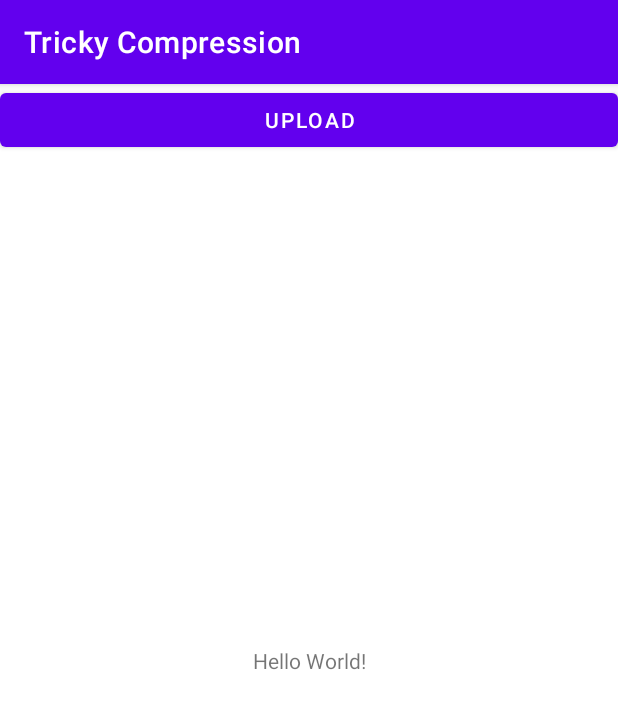
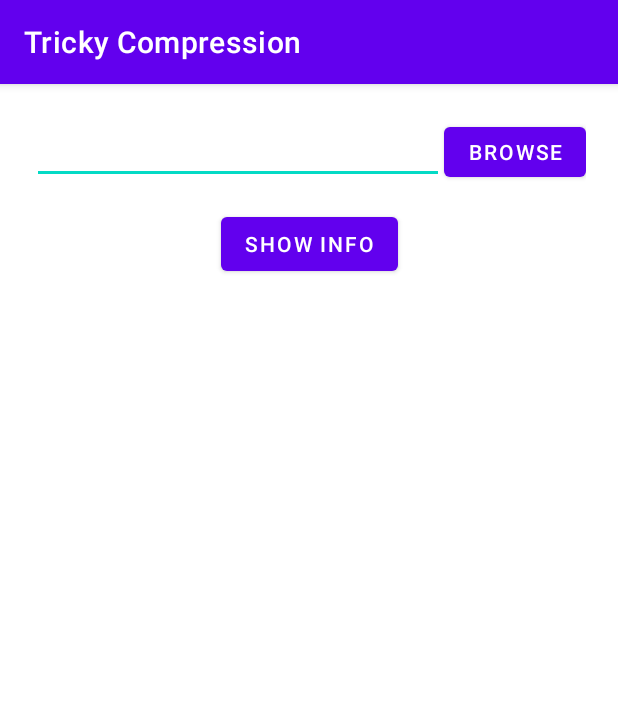
Before and after one commit to Tricky-Compression/Frontend, an Android app: the screen it shows after launch (MainActivity), on a phone screen of 412 x 824 dp. Shown: the top 709 px of the screen. Run offline under Robolectric (Android 15) with nearby library versions, the phone set to English and light mode, and no system bars.

Commit message:
File Chooser

```diff
--- a/app/build.gradle
+++ b/app/build.gradle
@@ -33,6 +33,8 @@ dependencies {
     implementation 'com.google.android.material:material:1.5.0'
     implementation 'androidx.constraintlayout:constraintlayout:2.1.3'
     implementation 'com.google.ar.sceneform:filament-android:1.17.1'
+    implementation project(path: ':FIleChooser')
+    implementation 'androidx.legacy:legacy-support-v4:1.0.0'
     testImplementation 'junit:junit:4.13.2'
     androidTestImplementation 'androidx.test.ext:junit:1.1.3'
     androidTestImplementation 'androidx.test.espresso:espresso-core:3.4.0'
--- a/app/src/main/AndroidManifest.xml
+++ b/app/src/main/AndroidManifest.xml
@@ -21,10 +21,6 @@
             </intent-filter>
         </activity>
 
-        <activity android:name=".MyAwesomeActivity">
-
-        </activity>
-
 
     </application>
 
--- a/app/src/main/java/ru/tricky_compression/MainActivity.java
+++ b/app/src/main/java/ru/tricky_compression/MainActivity.java
@@ -1,23 +1,38 @@
 package ru.tricky_compression;
 
 import androidx.appcompat.app.AppCompatActivity;
+import androidx.fragment.app.FragmentManager;
 
-import android.content.Intent;
 import android.os.Bundle;
-import android.util.Log;
+import android.view.View;
 import android.widget.Button;
+import android.widget.Toast;
 
 public class MainActivity extends AppCompatActivity {
+
+    private FileChooserFragment fragment;
+    private Button buttonShowInfo;
 
     @Override
     protected void onCreate(Bundle savedInstanceState) {
         super.onCreate(savedInstanceState);
-        setContentView(R.layout.activity_main);
+        setContentView(R.layout.main_screen);
 
-        Button uploadButton = findViewById(R.id.btn_upload);
-        uploadButton.setOnClickListener(view -> {
-            Intent intent = new Intent(this, MyAwesomeActivity.class);
-            startActivity(intent);
+        FragmentManager fragmentManager = this.getSupportFragmentManager();
+        this.fragment = (FileChooserFragment) fragmentManager.findFragmentById(R.id.fragment_fileChooser);
+
+        this.buttonShowInfo = this.findViewById(R.id.button_showInfo);
+
+        this.buttonShowInfo.setOnClickListener(new View.OnClickListener() {
+            @Override
+            public void onClick(View v) {
+                showInfo();
+            }
         });
     }
+
+    private void showInfo()  {
+        String path = this.fragment.getPath();
+        Toast.makeText(this, "Path: " + path, Toast.LENGTH_LONG).show();
+    }
 }
--- a/app/src/main/res/layout/activity_main.xml
+++ /dev/null
@@ -1,25 +0,0 @@
-<?xml version="1.0" encoding="utf-8"?>
-<androidx.constraintlayout.widget.ConstraintLayout
-    xmlns:android="http://schemas.android.com/apk/res/android"
-    xmlns:tools="http://schemas.android.com/tools"
-    xmlns:app="http://schemas.android.com/apk/res-auto"
-    android:layout_width="match_parent"
-    android:layout_height="match_parent"
-    tools:context=".MainActivity">
-    <TextView
-      android:layout_width="wrap_content"
-      android:layout_height="wrap_content"
-      android:text="Hello World!"
-      app:layout_constraintBottom_toBottomOf="parent"
-      app:layout_constraintLeft_toLeftOf="parent"
-      app:layout_constraintRight_toRightOf="parent"
-      app:layout_constraintTop_toTopOf="parent" />
-
-    <Button
-        android:id="@+id/btn_upload"
-        android:text="UPLOAD"
-        android:layout_width="match_parent"
-        android:layout_height="wrap_content"
-        tools:ignore="MissingConstraints" />
-
-  </androidx.constraintlayout.widget.ConstraintLayout>
--- /dev/null
+++ b/app/src/main/res/layout/fragment_file_chooser.xml
@@ -0,0 +1,23 @@
+<?xml version="1.0" encoding="utf-8"?>
+<LinearLayout xmlns:android="http://schemas.android.com/apk/res/android"
+    xmlns:tools="http://schemas.android.com/tools"
+    android:layout_width="match_parent"
+    android:layout_height="match_parent"
+    android:dividerPadding="5sp"
+    tools:context=".FileChooserFragment">
+
+    <EditText
+        android:id="@+id/editText_path"
+        android:layout_width="wrap_content"
+        android:layout_height="wrap_content"
+        android:layout_weight="1"
+        android:ems="10"
+        android:inputType="textUri" />
+
+    <Button
+        android:id="@+id/button_browse"
+        android:layout_width="wrap_content"
+        android:layout_height="wrap_content"
+        android:layout_weight="0"
+        android:text="Browse" />
+</LinearLayout>
--- /dev/null
+++ b/app/src/main/res/layout/main_screen.xml
@@ -0,0 +1,37 @@
+<?xml version="1.0" encoding="utf-8"?>
+<androidx.constraintlayout.widget.ConstraintLayout
+    xmlns:android="http://schemas.android.com/apk/res/android"
+    xmlns:app="http://schemas.android.com/apk/res-auto"
+    xmlns:tools="http://schemas.android.com/tools"
+    android:layout_width="match_parent"
+    android:layout_height="match_parent"
+    android:paddingLeft="5sp"
+    android:paddingTop="5sp"
+    android:paddingRight="5sp"
+    android:paddingBottom="5sp"
+    tools:context=".MainActivity" >
+
+    <fragment
+        android:id="@+id/fragment_fileChooser"
+        android:name="ru.tricky_compression.FileChooserFragment"
+        android:layout_width="0dp"
+        android:layout_height="45dp"
+        android:layout_marginStart="16dp"
+        android:layout_marginLeft="16dp"
+        android:layout_marginTop="16dp"
+        android:layout_marginEnd="16dp"
+        android:layout_marginRight="16dp"
+        app:layout_constraintEnd_toEndOf="parent"
+        app:layout_constraintStart_toStartOf="parent"
+        app:layout_constraintTop_toTopOf="parent" />
+
+    <Button
+        android:id="@+id/button_showInfo"
+        android:layout_width="wrap_content"
+        android:layout_height="wrap_content"
+        android:layout_marginTop="16dp"
+        android:text="Show Info"
+        app:layout_constraintEnd_toEndOf="parent"
+        app:layout_constraintStart_toStartOf="parent"
+        app:layout_constraintTop_toBottomOf="@+id/fragment_fileChooser" />
+</androidx.constraintlayout.widget.ConstraintLayout>
--- a/app/src/main/res/values/strings.xml
+++ b/app/src/main/res/values/strings.xml
@@ -1,3 +1,5 @@
 <resources>
     <string name="app_name">Tricky Compression</string>
+    <!-- TODO: Remove or change this placeholder text -->
+    <string name="hello_blank_fragment">Hello blank fragment</string>
 </resources>
--- a/settings.gradle
+++ b/settings.gradle
@@ -14,3 +14,4 @@ dependencyResolutionManagement {
 }
 rootProject.name = "Tricky Compression"
 include ':app'
+include ':FIleChooser'
```
Also changed, not shown: app/src/main/java/ru/tricky_compression/FileChooserFragment.java (added, +139 -0 lines), app/src/main/java/ru/tricky_compression/FileUtils.java (added, +367 -0 lines), app/src/main/res/layout/name.xml (added, +35 -0 lines), 1 other file.
